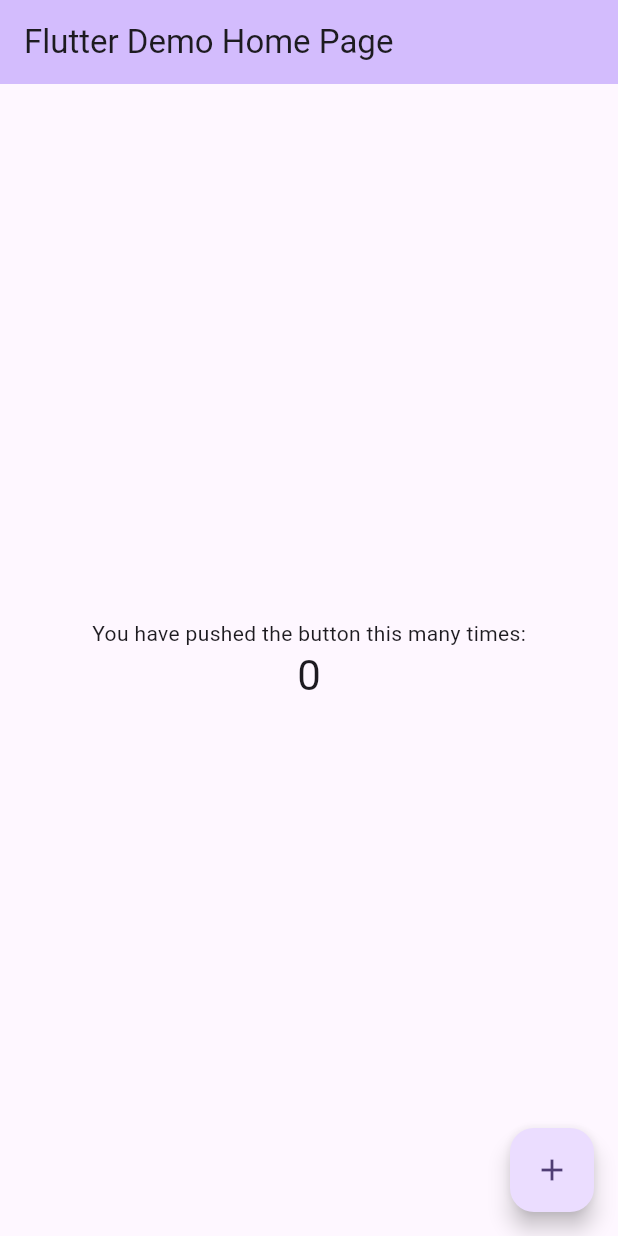
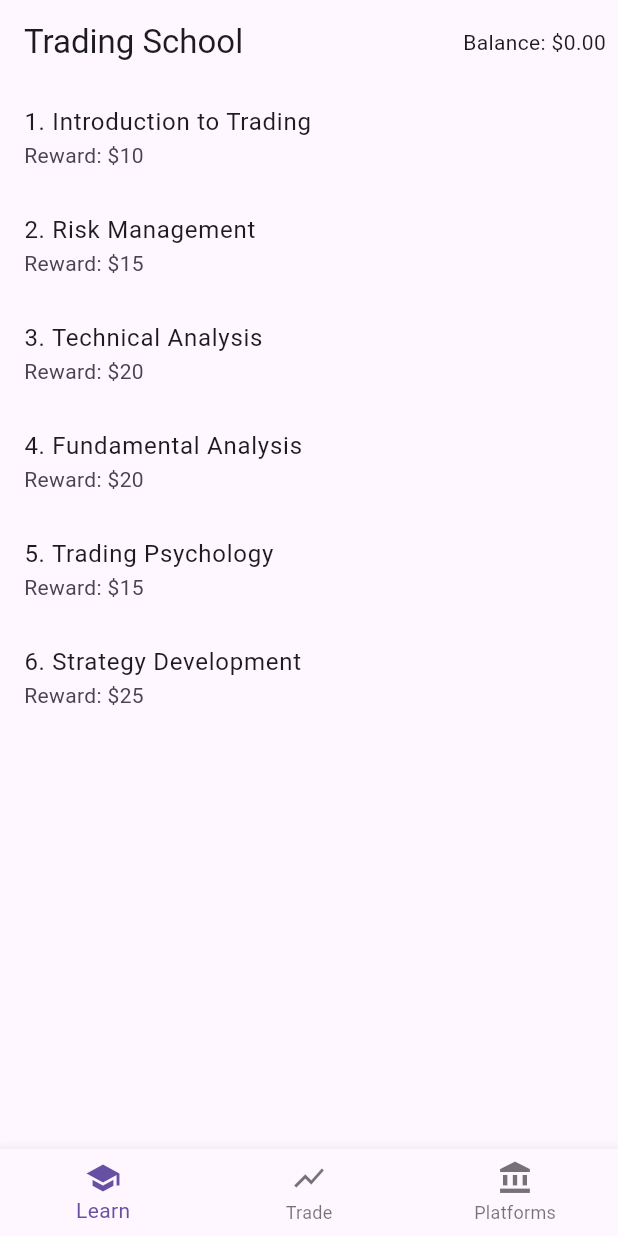
Before and after one commit to Dersh/flutter_webview_trading_app, a Flutter app: the screen it shows after launch, on a phone screen of 412 x 824 dp. Run offline on Flutter 3.47's test engine with Material 3 defaults, Android fonts, the phone set to English and light mode, and no system bars; our stand-ins replace easy_localization, flutter_bloc, flutter_secure_storage, go_router.

Commit message:
feat: add basic learning screen and balance

```diff
--- a/lib/main.dart
+++ b/lib/main.dart
@@ -1,125 +1,10 @@
+import 'package:easy_localization/easy_localization.dart';
 import 'package:flutter/material.dart';
 
-void main() {
-  runApp(const MyApp());
+import 'src/app.dart';
+
+Future<void> main() async {
+  WidgetsFlutterBinding.ensureInitialized();
+  await EasyLocalization.ensureInitialized();
+  runApp(const App());
 }
-
-class MyApp extends StatelessWidget {
-  const MyApp({super.key});
-
-  // This widget is the root of your application.
-  @override
-  Widget build(BuildContext context) {
-    return MaterialApp(
-      title: 'Flutter Demo',
-      theme: ThemeData(
-        // This is the theme of your application.
-        //
-        // TRY THIS: Try running your application with "flutter run". You'll see
-        // the application has a blue toolbar. Then, without quitting the app,
-        // try changing the seedColor in the colorScheme below to Colors.green
-        // and then invoke "hot reload" (save your changes or press the "hot
-        // reload" button in a Flutter-supported IDE, or press "r" if you used
-        // the command line to start the app).
-        //
-        // Notice that the counter didn't reset back to zero; the application
-        // state is not lost during the reload. To reset the state, use hot
-        // restart instead.
-        //
-        // This works for code too, not just values: Most code changes can be
-        // tested with just a hot reload.
-        colorScheme: ColorScheme.fromSeed(seedColor: Colors.deepPurple),
-        useMaterial3: true,
-      ),
-      home: const MyHomePage(title: 'Flutter Demo Home Page'),
-    );
-  }
-}
-
-class MyHomePage extends StatefulWidget {
-  const MyHomePage({super.key, required this.title});
-
-  // This widget is the home page of your application. It is stateful, meaning
-  // that it has a State object (defined below) that contains fields that affect
-  // how it looks.
-
-  // This class is the configuration for the state. It holds the values (in this
-  // case the title) provided by the parent (in this case the App widget) and
-  // used by the build method of the State. Fields in a Widget subclass are
-  // always marked "final".
-
-  final String title;
-
-  @override
-  State<MyHomePage> createState() => _MyHomePageState();
-}
-
-class _MyHomePageState extends State<MyHomePage> {
-  int _counter = 0;
-
-  void _incrementCounter() {
-    setState(() {
-      // This call to setState tells the Flutter framework that something has
-      // changed in this State, which causes it to rerun the build method below
-      // so that the display can reflect the updated values. If we changed
-      // _counter without calling setState(), then the build method would not be
-      // called again, and so nothing would appear to happen.
-      _counter++;
-    });
-  }
-
-  @override
-  Widget build(BuildContext context) {
-    // This method is rerun every time setState is called, for instance as done
-    // by the _incrementCounter method above.
-    //
-    // The Flutter framework has been optimized to make rerunning build methods
-    // fast, so that you can just rebuild anything that needs updating rather
-    // than having to individually change instances of widgets.
-    return Scaffold(
-      appBar: AppBar(
-        // TRY THIS: Try changing the color here to a specific color (to
-        // Colors.amber, perhaps?) and trigger a hot reload to see the AppBar
-        // change color while the other colors stay the same.
-        backgroundColor: Theme.of(context).colorScheme.inversePrimary,
-        // Here we take the value from the MyHomePage object that was created by
-        // the App.build method, and use it to set our appbar title.
-        title: Text(widget.title),
-      ),
-      body: Center(
-        // Center is a layout widget. It takes a single child and positions it
-        // in the middle of the parent.
-        child: Column(
-          // Column is also a layout widget. It takes a list of children and
-          // arranges them vertically. By default, it sizes itself to fit its
-          // children horizontally, and tries to be as tall as its parent.
-          //
-          // Column has various properties to control how it sizes itself and
-          // how it positions its children. Here we use mainAxisAlignment to
-          // center the children vertically; the main axis here is the vertical
-          // axis because Columns are vertical (the cross axis would be
-          // horizontal).
-          //
-          // TRY THIS: Invoke "debug painting" (choose the "Toggle Debug Paint"
-          // action in the IDE, or press "p" in the console), to see the
-          // wireframe for each widget.
-          mainAxisAlignment: MainAxisAlignment.center,
-          children: <Widget>[
-            const Text(
-              'You have pushed the button this many times:',
-            ),
-            Text(
-              '$_counter',
-              style: Theme.of(context).textTheme.headlineMedium,
-            ),
-          ],
-        ),
-      ),
-      floatingActionButton: FloatingActionButton(
-        onPressed: _incrementCounter,
-        tooltip: 'Increment',
-        child: const Icon(Icons.add),
-      ), // This trailing comma makes auto-formatting nicer for build methods.
-    );
-  }
-}
--- /dev/null
+++ b/lib/src/app.dart
@@ -0,0 +1,38 @@
+import 'package:easy_localization/easy_localization.dart';
+import 'package:flutter/material.dart';
+import 'package:flutter_bloc/flutter_bloc.dart';
+import 'package:go_router/go_router.dart';
+
+import 'features/balance/balance_cubit.dart';
+import 'features/balance/balance_storage.dart';
+import 'router.dart';
+
+class App extends StatelessWidget {
+  const App({super.key});
+
+  @override
+  Widget build(BuildContext context) {
+    final storage = BalanceStorage();
+    final router = createRouter();
+    return EasyLocalization(
+      supportedLocales: const [Locale('en')],
+      path: 'assets/translations',
+      fallbackLocale: const Locale('en'),
+      child: MultiBlocProvider(
+        providers: [
+          BlocProvider(
+            create: (_) => BalanceCubit(storage: storage)..load(),
+          ),
+        ],
+        child: MaterialApp.router(
+          title: 'Trading App',
+          theme: ThemeData(useMaterial3: true),
+          routerConfig: router,
+          locale: context.locale,
+          supportedLocales: context.supportedLocales,
+          localizationsDelegates: context.localizationDelegates,
+        ),
+      ),
+    );
+  }
+}
--- /dev/null
+++ b/lib/src/features/balance/balance_storage.dart
@@ -0,0 +1,15 @@
+import 'package:flutter_secure_storage/flutter_secure_storage.dart';
+
+class BalanceStorage {
+  static const _key = 'balance';
+  final FlutterSecureStorage _storage = const FlutterSecureStorage();
+
+  Future<double> read() async {
+    final value = await _storage.read(key: _key);
+    return double.tryParse(value ?? '') ?? 0.0;
+  }
+
+  Future<void> save(double amount) async {
+    await _storage.write(key: _key, value: amount.toString());
+  }
+}
--- /dev/null
+++ b/lib/src/features/learning/article.dart
@@ -0,0 +1,15 @@
+class Article {
+  Article({required this.id, required this.title, required this.reward, required this.content});
+
+  final String id;
+  final String title;
+  final double reward;
+  final String content;
+
+  factory Article.fromJson(Map<String, dynamic> json) => Article(
+        id: json['id'] as String,
+        title: json['title'] as String,
+        reward: (json['reward'] as num).toDouble(),
+        content: json['content'] as String,
+      );
+}
--- /dev/null
+++ b/lib/src/features/learning/learn_screen.dart
@@ -0,0 +1,69 @@
+import 'package:easy_localization/easy_localization.dart';
+import 'package:flutter/material.dart';
+import 'package:flutter_bloc/flutter_bloc.dart';
+import 'package:go_router/go_router.dart';
+
+import '../shared/balance_view.dart';
+import '../balance/balance_cubit.dart';
+import 'article.dart';
+import 'articles_repository.dart';
+
+class LearnScreen extends StatefulWidget {
+  const LearnScreen({super.key});
+
+  @override
+  State<LearnScreen> createState() => _LearnScreenState();
+}
+
+class _LearnScreenState extends State<LearnScreen> {
+  late Future<List<Article>> _future;
+  final _repo = ArticlesRepository();
+
+  @override
+  void initState() {
+    super.initState();
+    _future = _repo.loadArticles();
+  }
+
+  Future<void> _refresh() async {
+    setState(() {
+      _future = _repo.loadArticles();
+    });
+  }
+
+  @override
+  Widget build(BuildContext context) {
+    return Scaffold(
+      appBar: AppBar(
+        title: GestureDetector(
+          onLongPress: () => context.read<BalanceCubit>().reset(),
+          child: Text(tr('learn.title')),
+        ),
+        actions: const [BalanceView()],
+      ),
+      body: FutureBuilder<List<Article>>(
+        future: _future,
+        builder: (context, snapshot) {
+          if (!snapshot.hasData) {
+            return const Center(child: CircularProgressIndicator());
+          }
+          final articles = snapshot.data!;
+          return RefreshIndicator(
+            onRefresh: _refresh,
+            child: ListView.builder(
+              itemCount: articles.length,
+              itemBuilder: (context, index) {
+                final article = articles[index];
+                return ListTile(
+                  title: Text('${index + 1}. ${article.title}'),
+                  subtitle: Text(tr('lesson.reward', namedArgs: {'reward': article.reward.toStringAsFixed(0)})),
+                  onTap: () => context.go('/learn/${article.id}', extra: article),
+                );
+              },
+            ),
+          );
+        },
+      ),
+    );
+  }
+}
--- /dev/null
+++ b/lib/src/features/shared/balance_view.dart
@@ -0,0 +1,19 @@
+import 'package:easy_localization/easy_localization.dart';
+import 'package:flutter/material.dart';
+import 'package:flutter_bloc/flutter_bloc.dart';
+
+import '../balance/balance_cubit.dart';
+
+class BalanceView extends StatelessWidget {
+  const BalanceView({super.key});
+
+  @override
+  Widget build(BuildContext context) {
+    final balance = context.watch<BalanceCubit>().state;
+    final text = tr('balance', namedArgs: {'amount': balance.toStringAsFixed(2)});
+    return Padding(
+      padding: const EdgeInsets.all(8.0),
+      child: Text(text),
+    );
+  }
+}
--- /dev/null
+++ b/lib/src/features/shared/home_shell.dart
@@ -0,0 +1,43 @@
+import 'package:easy_localization/easy_localization.dart';
+import 'package:flutter/material.dart';
+import 'package:go_router/go_router.dart';
+
+class HomeShell extends StatelessWidget {
+  const HomeShell({super.key, required this.child});
+  final Widget child;
+
+  @override
+  Widget build(BuildContext context) {
+    final location = GoRouterState.of(context).uri.toString();
+    int index = 0;
+    if (location.startsWith('/trade')) {
+      index = 1;
+    } else if (location.startsWith('/brokers')) {
+      index = 2;
+    }
+    return Scaffold(
+      body: child,
+      bottomNavigationBar: BottomNavigationBar(
+        currentIndex: index,
+        onTap: (i) {
+          switch (i) {
+            case 0:
+              context.go('/learn');
+              break;
+            case 1:
+              context.go('/trade');
+              break;
+            case 2:
+              context.go('/brokers');
+              break;
+          }
+        },
+        items: [
+          BottomNavigationBarItem(icon: const Icon(Icons.school), label: tr('nav.learn')),
+          BottomNavigationBarItem(icon: const Icon(Icons.show_chart), label: tr('nav.trade')),
+          BottomNavigationBarItem(icon: const Icon(Icons.account_balance), label: tr('nav.brokers')),
+        ],
+      ),
+    );
+  }
+}
--- /dev/null
+++ b/lib/src/router.dart
@@ -0,0 +1,46 @@
+import 'package:flutter/material.dart';
+import 'package:go_router/go_router.dart';
+
+import 'features/learning/learn_screen.dart';
+import 'features/learning/article_detail_page.dart';
+import 'features/learning/article.dart';
+import 'features/trade/trade_screen.dart';
+import 'features/brokers/brokers_screen.dart';
+import 'features/shared/home_shell.dart';
+
+GoRouter createRouter() {
+  return GoRouter(
+    initialLocation: '/learn',
+    routes: [
+      ShellRoute(
+        builder: (context, state, child) => HomeShell(child: child),
+        routes: [
+          GoRoute(
+            path: '/learn',
+            pageBuilder: (context, state) => NoTransitionPage(child: const LearnScreen()),
+            routes: [
+              GoRoute(
+                path: ':id',
+                builder: (context, state) {
+                  final article = state.extra as Article?;
+                  if (article == null) {
+                    return const Scaffold(body: Center(child: Text('Not found')));
+                  }
+                  return ArticleDetailPage(article: article);
+                },
+              ),
+            ],
+          ),
+          GoRoute(
+            path: '/trade',
+            pageBuilder: (context, state) => NoTransitionPage(child: const TradeScreen()),
+          ),
+          GoRoute(
+            path: '/brokers',
+            pageBuilder: (context, state) => NoTransitionPage(child: const BrokersScreen()),
+          ),
+        ],
+      ),
+    ],
+  );
+}
```
Also changed, not shown: assets/articles.json (added, +38 -0 lines), assets/translations/en.json (added, +16 -0 lines), lib/src/features/balance/balance_cubit.dart (added, +25 -0 lines), lib/src/features/brokers/brokers_screen.dart (added, +21 -0 lines), lib/src/features/learning/article_detail_page.dart (added, +51 -0 lines), lib/src/features/learning/articles_repository.dart (added, +13 -0 lines), lib/src/features/trade/trade_screen.dart (added, +21 -0 lines), pubspec.yaml (+8 -8 lines).
